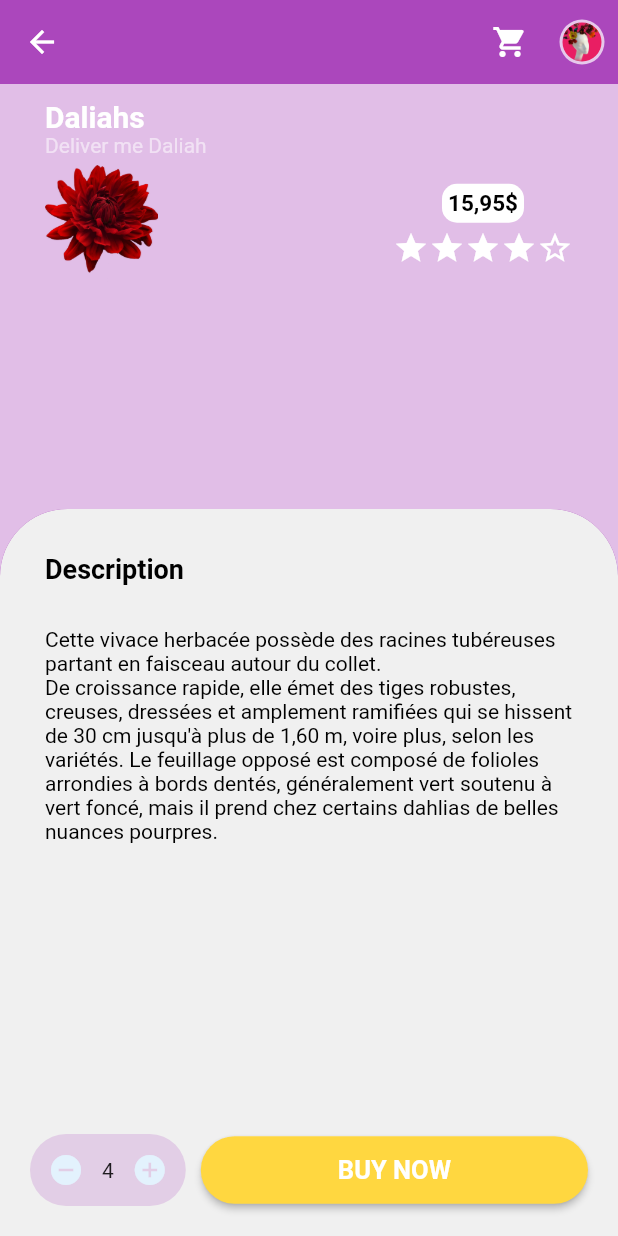
After one commit to fguibon/flutter-flower-shop, a Flutter app: the screen it shows after launch, after a tap on "Orchid", on a phone screen of 412 x 824 dp. The commit adds this screen. Run offline on Flutter 3.47's test engine with Material 2 defaults, Android fonts, the phone set to English and light mode, and no system bars.

Commit message:
2eme page

```diff
--- /dev/null
+++ b/lib/flower_list.dart
@@ -0,0 +1,121 @@
+import 'package:flutter/material.dart';
+import 'package:flutter_flower_shop/flower_page.dart';
+
+class FlowerList extends StatefulWidget {
+  final int row;
+
+  FlowerList({required this.row});
+
+  @override
+  State<FlowerList> createState() => _FlowerListState();
+}
+
+class _FlowerListState extends State<FlowerList> {
+  @override
+  Widget build(BuildContext context) {
+    int items = 10;
+
+    Widget daliahImage = Container(
+      height: 160,
+      child: Image.asset("images/daliah.png"),
+    );
+    Widget orchidImage = Container(
+      height: 140,
+      child: Image.asset("images/orchid.png"),
+    );
+
+    return SliverToBoxAdapter(
+      child: Container(
+        height: widget.row == 2 ? 330 : 240,
+        margin: EdgeInsets.only(
+          top: 10,
+        ),
+        child: ListView.builder(
+          scrollDirection: Axis.horizontal,
+          itemCount: items,
+          itemBuilder: (context, index) {
+            bool isEven = widget.row == 2 ? index.isEven : index.isOdd;
+            return Stack(
+              children: [
+                Container(
+                  height: 240,
+                  width: 200,
+                  margin: EdgeInsets.only(
+                    left: 20,
+                    right: items == index ? 20 : 0,
+                  ),
+                  child: GestureDetector(
+                    onTap: () {
+                      Navigator.of(context).pushNamed(FlowerPage.tag);
+                    },
+                    child: Card(
+                      color: Theme.of(context).primaryColor,
+                      child: Padding(
+                        padding: const EdgeInsets.only(top: 20.0),
+                        child: Column(
+                          children: [
+                            Text(
+                              isEven ? "Daliah" : "Orchid",
+                              style: TextStyle(
+                                color: Colors.white,
+                                fontSize: 20,
+                                fontWeight: FontWeight.bold,
+                              ),
+                            ),
+                            Spacer(),
+                            Row(
+                              children: [
+                                Spacer(),
+                                Text(
+                                  isEven ? "15,45\$" : "18,20\$",
+                                  style: TextStyle(
+                                    color: Colors.white,
+                                    fontWeight: FontWeight.bold,
+                                  ),
+                                ),
+                                Spacer(),
+                                Container(
+                                  width: 50,
+                                  height: 50,
+                                  child: Card(
+                                    color: Colors.white,
+                                    shape: RoundedRectangleBorder(
+                                        borderRadius:
+                                            BorderRadius.circular(10)),
+                                    child: Icon(Icons.add),
+                                  ),
+                                ),
+                              ],
+                            )
+                          ],
+                        ),
+                      ),
+                      elevation: 3,
+                      margin: EdgeInsets.all(10),
+                      shape: RoundedRectangleBorder(
+                        borderRadius: BorderRadius.only(
+                          bottomLeft: Radius.circular(45),
+                          bottomRight: Radius.circular(15),
+                          topLeft: Radius.circular(45),
+                          topRight: Radius.circular(45),
+                        ),
+                      ),
+                    ),
+                  ),
+                ),
+                Positioned(
+                    top: isEven ? 50 : 50,
+                    child: GestureDetector(
+                      onTap: () {
+                        Navigator.of(context).pushNamed(FlowerPage.tag);
+                      },
+                      child: isEven ? daliahImage : orchidImage,
+                    ))
+              ],
+            );
+          },
+        ),
+      ),
+    );
+  }
+}
--- /dev/null
+++ b/lib/flower_page.dart
@@ -0,0 +1,239 @@
+import 'package:flutter/material.dart';
+
+class FlowerPage extends StatefulWidget {
+  static const tag = "flower_page";
+
+  @override
+  State<FlowerPage> createState() => _FlowerPageState();
+}
+
+class _FlowerPageState extends State<FlowerPage> {
+  Widget daliahImage = Container(
+    height: 80,
+    child: Image.asset("images/daliah.png"),
+  );
+  Widget orchidImage = Container(
+    height: 100,
+    child: Image.asset("images/orchid.png"),
+  );
+
+  @override
+  Widget build(BuildContext context) {
+    Size size = MediaQuery.of(context).size;
+    return Scaffold(
+      appBar: AppBar(
+        elevation: 0,
+        actions: [
+          IconButton(
+            onPressed: () {},
+            icon: Icon(Icons.shopping_cart),
+          ),
+          IconButton(
+            onPressed: () {},
+            icon: CircleAvatar(
+              backgroundColor: Colors.white70,
+              radius: 15,
+              child: CircleAvatar(
+                backgroundImage: AssetImage("images/profile.png"),
+                radius: 13,
+                backgroundColor: Colors.pink,
+              ),
+            ),
+          ),
+        ],
+      ),
+      body: Column(
+        crossAxisAlignment: CrossAxisAlignment.start,
+        children: [
+          Container(
+            padding: EdgeInsets.symmetric(horizontal: 30),
+            margin: EdgeInsets.only(top: 10),
+            child: Column(
+              crossAxisAlignment: CrossAxisAlignment.start,
+              children: [
+                Text(
+                  "Daliahs",
+                  style: TextStyle(
+                    color: Colors.white,
+                    fontWeight: FontWeight.bold,
+                    fontSize: 20,
+                  ),
+                ),
+                Text(
+                  "Deliver me Daliah",
+                  style: TextStyle(
+                    color: Colors.white54,
+                    fontSize: 14,
+                  ),
+                ),
+                SizedBox(
+                  height: 5,
+                ),
+                Row(
+                  children: [
+                    daliahImage,
+                    Spacer(),
+                    Column(
+                      children: [
+                        Container(
+                          padding: EdgeInsets.all(4),
+                          decoration: BoxDecoration(
+                            borderRadius: BorderRadius.circular(10),
+                            color: Colors.white,
+                          ),
+                          child: Text(
+                            "15,95\$",
+                            style: TextStyle(
+                              color: Colors.black,
+                              fontWeight: FontWeight.bold,
+                              fontSize: 15,
+                            ),
+                          ),
+                        ),
+                        SizedBox(
+                          height: 5,
+                        ),
+                        Row(
+                          children: [
+                            Icon(
+                              Icons.star,
+                              color: Colors.white,
+                            ),
+                            Icon(
+                              Icons.star,
+                              color: Colors.white,
+                            ),
+                            Icon(
+                              Icons.star,
+                              color: Colors.white,
+                            ),
+                            Icon(
+                              Icons.star,
+                              color: Colors.white,
+                            ),
+                            Icon(
+                              Icons.star_border_outlined,
+                              color: Colors.white,
+                            ),
+                          ],
+                        )
+                      ],
+                    ),
+                  ],
+                )
+              ],
+            ),
+          )
+        ],
+      ),
+      bottomSheet: BottomSheet(
+        backgroundColor: Colors.purple,
+        shape: RoundedRectangleBorder(
+          borderRadius: BorderRadius.vertical(top: Radius.circular(45)),
+        ),
+        onClosing: () {},
+        builder: (context) {
+          return ClipRRect(
+            borderRadius: BorderRadius.vertical(
+              top: Radius.circular(45),
+            ),
+            child: Container(
+              width: size.width,
+              color: Color.fromRGBO(240, 240, 240, 1),
+              height: size.height / 1.7,
+              child: Column(
+                children: [
+                  Padding(
+                    padding: EdgeInsets.only(left: 30, right: 30, top: 30),
+                    child: Column(
+                      crossAxisAlignment: CrossAxisAlignment.start,
+                      children: [
+                        Text(
+                          "Description",
+                          style: TextStyle(
+                            color: Colors.black,
+                            fontWeight: FontWeight.bold,
+                            fontSize: 18,
+                          ),
+                        ),
+                        SizedBox(
+                          height: 28,
+                        ),
+                        Text(
+                          "Cette vivace herbacée possède des racines tubéreuses partant en faisceau autour du collet. \nDe croissance rapide, elle émet des tiges robustes, creuses, dressées et amplement ramifiées qui se hissent de 30 cm jusqu'à plus de 1,60 m, voire plus, selon les variétés. Le feuillage opposé est composé de folioles arrondies à bords dentés, généralement vert soutenu à vert foncé, mais il prend chez certains dahlias de belles nuances pourpres.",
+                          style: TextStyle(
+                            color: Colors.black,
+                            fontSize: 14,
+                          ),
+                        ),
+                      ],
+                    ),
+                  ),
+                  Spacer(),
+                  // Flower row
+                  Container(
+                    padding: EdgeInsets.all(15),
+                    child: Row(
+                      children: [
+                        Container(
+                          margin: EdgeInsets.all(5),
+                          decoration: BoxDecoration(
+                              borderRadius: BorderRadius.circular(45),
+                              color: Theme.of(context)
+                                  .primaryColor
+                                  .withOpacity(0.2)),
+                          child: Row(
+                            children: [
+                              IconButton(
+                                onPressed: () {
+                                  // TODO remove
+                                },
+                                icon: Icon(Icons.remove_circle),
+                                color: Theme.of(context).secondaryHeaderColor,
+                              ),
+                              Text("4"),
+                              IconButton(
+                                onPressed: () {
+                                  // TODO add
+                                },
+                                icon: Icon(Icons.add_circle),
+                                color: Theme.of(context).secondaryHeaderColor,
+                              ),
+                            ],
+                          ),
+                        ),
+                        Expanded(
+                          child: Container(
+                            height: 45,
+                            padding: EdgeInsets.symmetric(
+                              horizontal: 5,
+                            ),
+                            child: MaterialButton(
+                              color: Colors.amberAccent,
+                              shape: RoundedRectangleBorder(borderRadius: BorderRadius.circular(45)),
+                              onPressed: () {
+                                // TODO
+                              },
+                              child: Text(
+                                "BUY NOW",
+                                style: TextStyle(
+                                  fontWeight: FontWeight.bold,
+                                  color: Colors.white,
+                                  fontSize: 17,
+                                ),
+                              ),
+                            ),
+                          ),
+                        ),
+                      ],
+                    ),
+                  )
+                ],
+              ),
+            ),
+          );
+        },
+      ),
+    );
+  }
+}
--- a/lib/header.dart
+++ b/lib/header.dart
@@ -97,6 +97,7 @@ class _HeaderState extends State<Header> {
                     height: 50,
                     width: size.width,
                     child: Card(
+                      color: Colors.white,
                       elevation: 3,
                       margin: EdgeInsets.symmetric(horizontal: 50),
                       shape: RoundedRectangleBorder(
--- a/lib/main.dart
+++ b/lib/main.dart
@@ -1,6 +1,8 @@
 import 'package:flutter/material.dart';
+import 'flower_page.dart';
 import 'header.dart';
 import 'categories.dart';
+import 'flower_list.dart';
 
 void main() {
   runApp(MyApp());
@@ -11,13 +13,20 @@ class MyApp extends StatelessWidget {
   Widget build(BuildContext context) {
     return MaterialApp(
       home: ShopHome(),
+      routes: {
+        FlowerPage.tag: (_) => FlowerPage(),
+      },
       debugShowCheckedModeBanner: false,
       theme: ThemeData(
+        primaryColor: Colors.purple.shade400,
+        canvasColor: Colors.purple.shade100,
         appBarTheme:
             AppBarTheme(color: Colors.purple.shade400, centerTitle: true),
         bottomAppBarColor: Colors.purple.shade400,
         floatingActionButtonTheme: FloatingActionButtonThemeData(
-            backgroundColor: Colors.amber.shade600),
+          backgroundColor: Colors.amber.shade600,
+        ),
+        cardColor: Theme.of(context).primaryColor,
       ),
     );
   }
@@ -32,6 +41,7 @@ class _ShopHomeState extends State<ShopHome> {
   @override
   Widget build(BuildContext context) {
     return Scaffold(
+      backgroundColor: Color.fromRGBO(240, 240, 240, 1),
       body: CustomScrollView(
         slivers: [
           SliverAppBar(
@@ -51,13 +61,12 @@ class _ShopHomeState extends State<ShopHome> {
               ]),
           Header(),
           Categories(),
-          SliverList(
-              delegate: SliverChildListDelegate([
-            Text(
-              "Bouquet",
-              style: TextStyle(fontSize: 300),
-            )
-          ]))
+          FlowerList(
+            row: 1,
+          ),
+          FlowerList(
+            row: 2,
+          ),
         ],
       ),
       extendBody: true,
```
